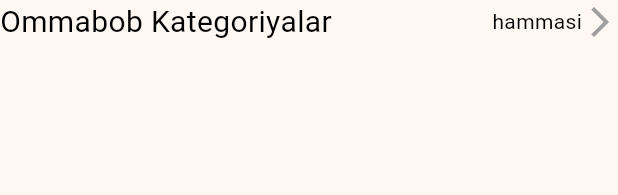
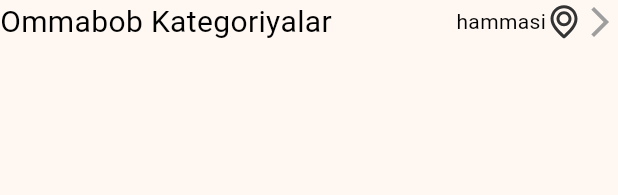
Before and after one commit to IkPyDev/texnomart, a Flutter app: the SectionTitle widget shown alone on an empty page, opened directly, on a phone screen of 412 x 824 dp. Shown: the top 195 px of the screen. Run offline on Flutter 3.47's test engine with Material 3 defaults, Android fonts, the light colour scheme and no system bars; our stand-ins replace avatar_glow, badges, bloc, cached_network_image, carousel_slider, dio and 11 more; missing offline and left inert: flutter_pannable_rating_bar, talker_dio_logger, yandex_mapkit; accounts and stored records are empty; generated files the repository leaves out were written again; network calls fail; statements that could not run were skipped.

Commit message:
commit 2

```diff
--- a/lib/ui/home/home_screens.dart
+++ b/lib/ui/home/home_screens.dart
@@ -1,6 +1,7 @@
 import 'package:flutter/material.dart';
 import 'package:flutter_bloc/flutter_bloc.dart';
 import 'package:texnomart/app/my_app.dart';
+import 'package:texnomart/common/gen/assets.gen.dart';
 import 'package:texnomart/data/source/remote/response/products_all_category/product_all_category.dart';
 import 'package:texnomart/presentation/bloc/detail/detail_bloc.dart';
 import 'package:texnomart/presentation/bloc/home/home_bloc.dart';
@@ -98,6 +99,7 @@ class SectionTitle extends StatelessWidget {
           "hammasi",
           style: TextStyle(fontSize: 14, color: Colors.black),
         ),
+        Assets.icon.location.svg(),
         const Icon(
           Icons.arrow_forward_ios,
           color: Colors.grey,
```
Also changed, not shown: pubspec.yaml (+12 -1 lines), pubspec.lock.
